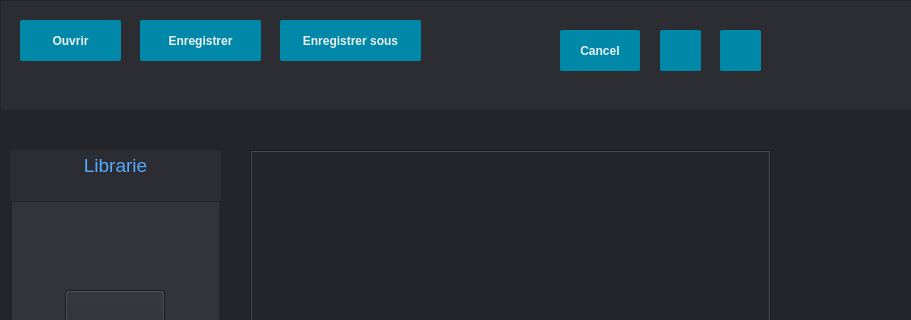
Qt form imagedit.ui (NesrineGhannay/ImagEdit) before a commit; both pictures show x 0 to 911 and y 0 to 320 of the 1112 by 596 pixel window.
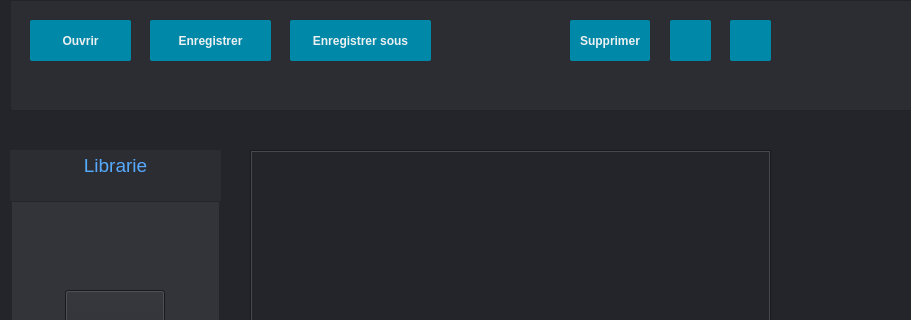
The same form after that commit. Icons and pictures are not drawn.

```diff
--- a/imagedit.ui
+++ b/imagedit.ui
@@ -40,7 +40,7 @@
    <widget class="QFrame" name="frame">
     <property name="geometry">
      <rect>
-      <x>0</x>
+      <x>10</x>
       <y>0</y>
       <width>1111</width>
       <height>111</height>
@@ -199,7 +199,7 @@
      <property name="geometry">
       <rect>
        <x>560</x>
-       <y>30</y>
+       <y>20</y>
        <width>80</width>
        <height>41</height>
       </rect>
@@ -222,7 +222,7 @@
 </string>
      </property>
      <property name="text">
-      <string>Cancel</string>
+      <string>Supprimer</string>
      </property>
      <property name="icon">
       <iconset resource="Ressources.qrc">
@@ -233,7 +233,7 @@
      <property name="geometry">
       <rect>
        <x>660</x>
-       <y>30</y>
+       <y>20</y>
        <width>41</width>
        <height>41</height>
       </rect>
@@ -273,7 +273,7 @@
      <property name="geometry">
       <rect>
        <x>720</x>
-       <y>30</y>
+       <y>20</y>
        <width>41</width>
        <height>41</height>
       </rect>
```
Left out of the diff: 18 changed lines with no effect on the pictures.
